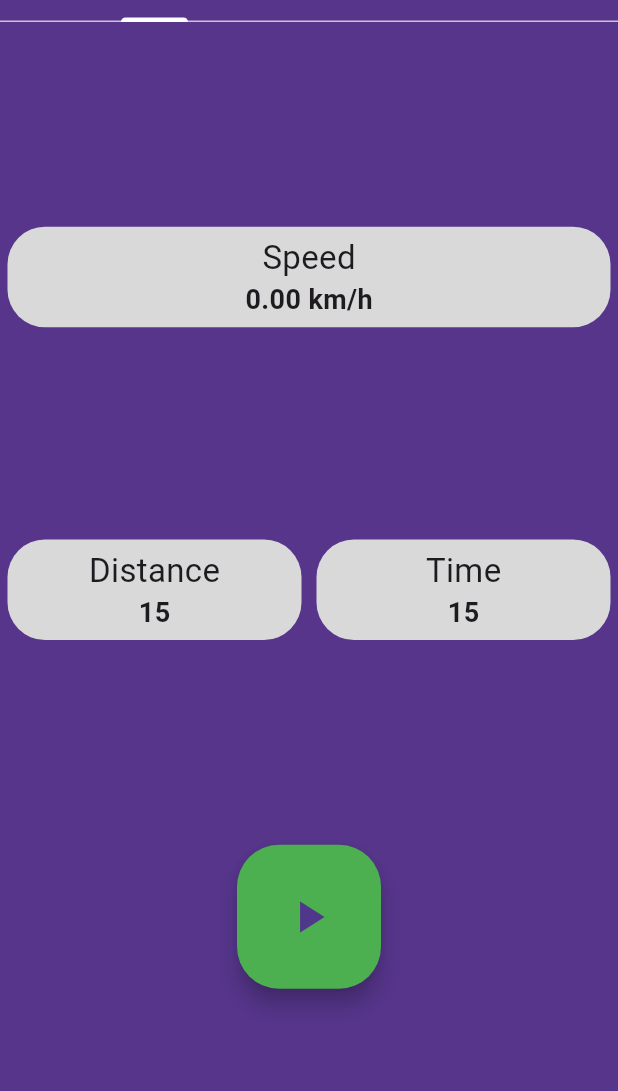
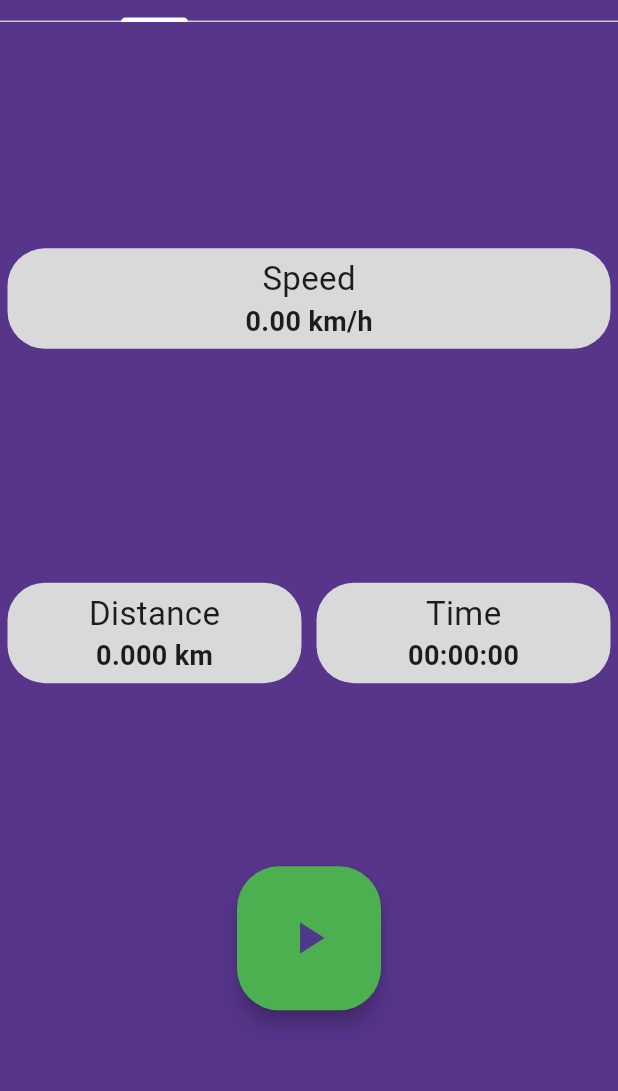
Before and after one commit to marcinmielni/Traqer, a Flutter app: the screen it shows after launch, after a tap on "Start training!", on a phone screen of 412 x 824 dp, the part 50-1141 px from its top. Run offline on Flutter 3.47's test engine with Material 3 defaults, Android fonts, the light colour scheme and no system bars; our stand-ins replace flutter_map, flutter_speed_dial, geolocator, latlong2, location and 1 more; missing offline and left inert: dart:ffi, flutter_map_location_marker, gpx.

Commit message:
poprawki v3

```diff
--- a/lib/Controllers/location_controller.dart
+++ b/lib/Controllers/location_controller.dart
@@ -17,11 +17,11 @@ class LocationController{
         enableWakeLock: true,
         setOngoing: true,
     ),
-    intervalDuration: const Duration(seconds: 3)
+    distanceFilter: 0,
   );
 
   static Position? position;
-  static Stream<Position> positionStream = Geolocator.getPositionStream(locationSettings: locationSettings).asBroadcastStream();
+  static Stream<Position> positionStream = Geolocator.getPositionStream(locationSettings: locationSettings);
 
   static StreamSubscription<Position>? positionStreamSubscription;
   // static StreamSubscription<Position>? gpxStreamSubscription;
@@ -41,8 +41,8 @@ class LocationController{
             (Position? _position) {
           print(position == null ? 'Unknown' : 'lat: ${_position?.latitude.toString()}, long: ${_position?.longitude.toString()},speed: ${_position?.speed} heading: ${_position?.heading}');
           //TODO: think of what do, when device doesn't support elevation?
-          TrackWriter.addTrackPoint(Wpt(lat: _position?.latitude,lon: _position?.longitude, time: _position?.timestamp,extensions: {'speed': (_position==null ? '0.00' : _position.speed.toStringAsFixed(2))}, ele: _position?.altitude));
-          LocationController.position = _position!;
+          TrackWriter.addTrackPoint(Wpt(lat: _position?.latitude,lon: _position?.longitude, time: _position?.timestamp, ele: _position?.altitude));
+          LocationController.position = _position;
         });
     //print("start");
   }
--- a/lib/Models/Decorators/track_decorator.dart
+++ b/lib/Models/Decorators/track_decorator.dart
@@ -13,6 +13,9 @@ class TrackDecorator{
   static Duration getTime(Gpx gpx){
     DateTime? last = gpx.trks[0].trksegs[0].trkpts.last.time ?? DateTime(0);
     DateTime? first = gpx.trks[0].trksegs[0].trkpts[0].time ?? DateTime(0);
+    if(first == null || last == null) {
+      return const Duration(seconds: 0);
+    }
     Duration duration = last.difference(first);
     //output format HH:MM:SS
 
@@ -24,12 +27,12 @@ class TrackDecorator{
     for (int i=0; i < gpx.trks[0].trksegs[0].trkpts.length - 1; i++) {
       LatLng x = LatLng(gpx.trks[0].trksegs[0].trkpts[i].lat!, gpx.trks[0].trksegs[0].trkpts[i].lon!);
       LatLng y = LatLng(gpx.trks[0].trksegs[0].trkpts[i+1].lat!, gpx.trks[0].trksegs[0].trkpts[i+1].lon!);
-      distance += _haversine(x, y);
+      distance += haversine(x, y);
     }
     return distance;
   }
 
-  static double _haversine(LatLng x, LatLng y){
+  static double haversine(LatLng x, LatLng y){
     double dLat = (y.latitude - x.latitude) * pi/180.0;
     double dLon = (y.longitude - x.longitude) * pi/180.0;
 
@@ -48,7 +51,7 @@ class TrackDecorator{
 
   static Future<double> getSevenDaysDistance(List<FileSystemEntity> items) async {
     items = items.where((i) =>
-        DateTime.now().difference(i.statSync().modified) < const Duration(days: 7)
+        DateTime.now().difference(i.statSync().changed) < const Duration(days: 7)
     ).toList();
     double distance = 0.0;
     for (var element in items) {
--- a/lib/Models/track_writer.dart
+++ b/lib/Models/track_writer.dart
@@ -17,7 +17,6 @@ class TrackWriter{
     gpx.metadata?.name = DateTime.now().toString();
     gpx.metadata?.desc = 'Training data';
     gpx.metadata?.time = DateTime.now();
-    gpx.metadata?.extensions = {'speed': 'speed in km/h'};
     gpx.trks = [];
     initSegment();
     initTrack();
--- a/lib/Views/Home.dart
+++ b/lib/Views/Home.dart
@@ -34,13 +34,11 @@ class _HomeState extends State<Home> {
   @override
   void initState(){
     _getSevenDaysDistance().then((value) {
-      //print(value); //TODO: remove
       setState(() {
         sevenDaysDistance = value;
       });
     });
     _getSevenDaysTime().then((value) {
-      //print(value); //TODO: remove
       setState(() {
         sevenDaysTime = value;
       });
@@ -70,22 +68,31 @@ class _HomeState extends State<Home> {
               onPressed: () {
                 Navigator.push(
                   context,
-                  MaterialPageRoute(builder: (context) => const TrainingLive()),
-                ).then((_) => setState(() {
+                  MaterialPageRoute(
+                      builder: (context) => const TrainingLive()
+                  ),
+                ).then((_) {
                   _getSevenDaysDistance().then((value) {
-                    print("sevenDaysDistance updated $value"); //TODO: remove
-                    sevenDaysDistance = value;
+                    setState(() {
+                      sevenDaysDistance = value;
+                    });
                   });
-                }));
+                  _getSevenDaysTime().then((value){
+                    setState(() {
+                      sevenDaysTime = value;
+                    });
+                  }
+                  );
+                });
               },
             ),
-              Container(height: 100),
+              Container(height: 50),
               SizedBox(
-                height: 300,
+                height: 250,
                 width: 350,
                 child: Column(
                   children: <Widget>[
-                    Meter("Time this week", sevenDaysTime.toString(), false),
+                    Meter("Time this week", "${sevenDaysTime.inHours.toString().padLeft(2, '0')}:${(sevenDaysTime.inMinutes%60).toString().padLeft(2, '0')}:${(sevenDaysTime.inSeconds%60).toString().padLeft(2, '0')}", false),
                     Container(height: 60),
                     Meter("KM this week", sevenDaysDistance.toStringAsFixed(3), false),
                   ]
--- a/lib/Views/Widgets/menu.dart
+++ b/lib/Views/Widgets/menu.dart
@@ -19,8 +19,8 @@ class _MenuState extends State<Menu> {
   Widget build(BuildContext context) {
     return SpeedDial(
       backgroundColor: const Color(0xFFD9D9D9),
-      buttonSize: const Size(80,80),
-      childrenButtonSize: const Size(80, 80),
+      buttonSize: const Size(60,60),
+      childrenButtonSize: const Size(60, 60),
       animatedIcon: AnimatedIcons.menu_close,
       children: [
         SpeedDialChild(
--- a/lib/Views/Widgets/meter.dart
+++ b/lib/Views/Widgets/meter.dart
@@ -7,11 +7,11 @@ import 'package:traqer/Controllers/location_controller.dart';
 
 class Meter extends StatefulWidget {
 
-  final String name;
-  final String value;
-  final bool dynamic;
+  String name;
+  String value;
+  bool dynamic;
 
-  const Meter(this.name, this.value, this.dynamic, {super.key});
+  Meter(this.name, this.value, this.dynamic, {super.key});
 
   @override
   State<Meter> createState() => _MeterState();
@@ -24,28 +24,29 @@ class _MeterState extends State<Meter> {
   late StreamSubscription<Position>? positionStreamSubscription;
 
 
-
   @override
   void initState(){
     super.initState();
-    if(widget.dynamic) {
-      value = '0.00 km/h';
-      positionStreamSubscription =
-          LocationController.positionStream.listen((event) {
-            setState(() {
-              value = "${(event.speed * 3.6).toStringAsFixed(2)} km/h";
-            });
-            print('from Widgets/meter: ${event.longitude}, ${event.latitude}, ${event.speed}, ${event.speedAccuracy}, ${event.heading}');
-          });
-    }else{
-      positionStreamSubscription = null;
-      value = widget.value;
+  }
+
+  // @override
+  // void setState(VoidCallback fn) {
+  //   value = position.speed.toString();
+  //   super.setState(fn);
+  // }
+
+  @override
+  void didUpdateWidget(covariant Meter oldWidget) {
+    super.didUpdateWidget(oldWidget);
+    print("didWidgetUpdate");
+    if(oldWidget.value != widget.value){
+      print("The old widget with counter: ${oldWidget.value}  was replaced with new widget with counter: ${widget.value}");
     }
   }
 
+
   @override
   void dispose(){
-    positionStreamSubscription?.cancel();
     super.dispose();
   }
 
@@ -66,7 +67,7 @@ class _MeterState extends State<Meter> {
           mainAxisAlignment: MainAxisAlignment.spaceEvenly,
           children: [
           Text(widget.name, style: const TextStyle(fontSize: 22)),
-          Text(value, style: const TextStyle(fontSize: 18, fontWeight: FontWeight.bold),)
+          Text(widget.value, style: const TextStyle(fontSize: 18, fontWeight: FontWeight.bold),)
         ]
       ),
     ),
--- a/lib/Views/Widgets/start_stop_button.dart
+++ b/lib/Views/Widgets/start_stop_button.dart
@@ -5,9 +5,9 @@ import 'package:traqer/main.dart';
 
 class StartStopButton extends StatefulWidget {
 
-  //final VoidCallback onPressed;
+  final VoidCallback onPressed;
 
-  StartStopButton({super.key});
+  StartStopButton({super.key, required this.onPressed});
 
 
   @override
@@ -46,12 +46,14 @@ class _StartStopButtonState extends State<StartStopButton> {
         onPressed: () {
           setState(() {
             index = (index + 1) % customizations.length;
+            widget.onPressed.call();
           });
           if(LocationController.positionStreamSubscription == null ){
             LocationController.startTracking();
           }else{
             LocationController.stopTracking();
           }
+
         },
         backgroundColor: customizations[index].$1,
         child: customizations[index].$2,
--- a/lib/Views/live_data.dart
+++ b/lib/Views/live_data.dart
@@ -1,48 +1,95 @@
 import 'dart:async';
 import 'package:flutter/material.dart';
+import 'package:geolocator/geolocator.dart';
+import 'package:latlong2/latlong.dart';
 import 'package:traqer/Controllers/location_controller.dart';
+import 'package:traqer/Models/Decorators/track_decorator.dart';
 import 'package:traqer/Views/Widgets/meter.dart';
 import '../Views/Widgets/start_stop_button.dart';
 
 class LiveData extends StatefulWidget {
 
-  const LiveData({Key? key})
+  LiveData({Key? key})
       : super(key: key);
 
   @override
   State<LiveData> createState() => _LiveDataState();
 }
-class _LiveDataState extends State<LiveData> {
+class _LiveDataState extends State<LiveData> with AutomaticKeepAliveClientMixin<LiveData> {
 
   late double speed;
-  late Timer timer;
+  Position? previousPosition = LocationController.position;
+  Position? currentPosition = LocationController.position;
+  double distance = 0.0;
+  late DateTime startTime;
+  Duration time = const Duration();
+  StreamSubscription<Position>? streamSubscription;
+  Timer? timer;
+
+  void start() async {
+    currentPosition = await Geolocator.getCurrentPosition();
+    startTime = DateTime.now();
+    streamSubscription = LocationController.positionStream.listen((position){
+      setState(() {
+        previousPosition = currentPosition;
+        currentPosition = position;
+        distance += TrackDecorator.haversine(LatLng(previousPosition!.latitude, previousPosition!.longitude), LatLng(currentPosition!.latitude, currentPosition!.longitude));
+      });
+    });
+    timer = Timer.periodic(const Duration(seconds: 1), (timer) {
+      setState(() {
+        time += const Duration(seconds: 1);
+      });
+    });
+  }
+
+  void stop(){
+    streamSubscription?.cancel();
+    streamSubscription = null;
+    timer?.cancel();
+    timer = null;
+    setState(() {
+      distance = 0.0;
+      time = const Duration();
+    });
+
+  }
+
+  @override
+  bool get wantKeepAlive => true;
 
   @override
   void initState() {
     super.initState();
     speed = (LocationController.position == null ? -1 : LocationController.position?.speed)!;
-    timer = Timer.periodic(const Duration(milliseconds: 100), (timer) {
+    LocationController.positionStream.listen((position){
       setState(() {
-        speed = (LocationController.position!.speed) * 1.61;
+        speed = position.speed * 3.6;
       });
+      print(position.speed);
     });
+    // timer = Timer.periodic(const Duration(milliseconds: 100), (timer) {
+    //   setState(() {
+    //     speed = (LocationController.position!.speed) * 1.61;
+    //   });
+    // });
   }
 
   @override
   void dispose(){
-    timer.cancel();
     speed = 0;
     super.dispose();
   }
 
   @override
   Widget build(BuildContext context){
+    super.build(context);
     return Scaffold(
         // appBar: AppBar(
         //   title: const Text("Training"),
         // ),
         backgroundColor: const Color(0xFF56358B),
-        body: Container(
+        body: SizedBox(
           height: double.infinity,
           width: double.infinity,
           child: Column(
@@ -55,19 +102,27 @@ class _LiveDataState extends State<LiveData> {
                   Meter('Speed', "${speed.toStringAsFixed(2)} km/h", false),
                 ],
               ),
-              const Row(
+              Row(
                 mainAxisAlignment: MainAxisAlignment.spaceEvenly,
                   children: [
-                    Meter('Distance', '15', false),
-                    Meter('Time', '15', false),
+                    Meter('Distance', '${distance.toStringAsFixed(3)} km', false),
+                    Meter('Time', "${time.inHours.toString().padLeft(2, '0')}:${(time.inMinutes % 60).toString().padLeft(2, '0')}:${(time.inSeconds % 60).toString().padLeft(2, '0')}", false),
                   ],
               ),
-              Center(child: StartStopButton()),
+              Center(
+                heightFactor: 0.4,
+                  child: StartStopButton(onPressed: () {
+                    if(streamSubscription == null){
+                      start();
+                      print("Distance started");
+                    }else{
+                      stop();
+                      print("Distance stopped");
+                    }
+              },)),
             ],
         )
     )
     );
   }
-
-
 }
--- a/lib/Views/training_live.dart
+++ b/lib/Views/training_live.dart
@@ -40,10 +40,10 @@ class _TrainingLiveState extends State<TrainingLive> {
                     ]
                 )
             ),
-            body: const TabBarView(
+            body: TabBarView(
               children: [
                 LiveData(),
-                Map(),
+                const Map(),
               ],
             )
         ));
--- a/lib/main.dart
+++ b/lib/main.dart
@@ -1,4 +1,5 @@
 import 'package:flutter/material.dart';
+import 'package:geolocator/geolocator.dart';
 import 'Controllers/location_controller.dart';
 import 'Views/Home.dart';
 import 'permissions.dart';
--- a/pubspec.yaml
+++ b/pubspec.yaml
@@ -31,7 +31,8 @@ environment:
 dependencies:
   flutter:
     sdk: flutter
-  geolocator: ^10.1.0
+  geolocator: ^11.0.0
+  geolocator_android: ^4.5.4
   gpx: ^2.2.1
   path_provider: ^2.1.1
   open_settings: ^2.0.2
```
Also changed, not shown: lib/Controllers/file_writer.dart (deleted, +0 -12 lines), lib/Views/map.dart (+8 -6 lines), lib/Views/training_analysis.dart (+17 -8 lines), pubspec.lock, 1 other file.
